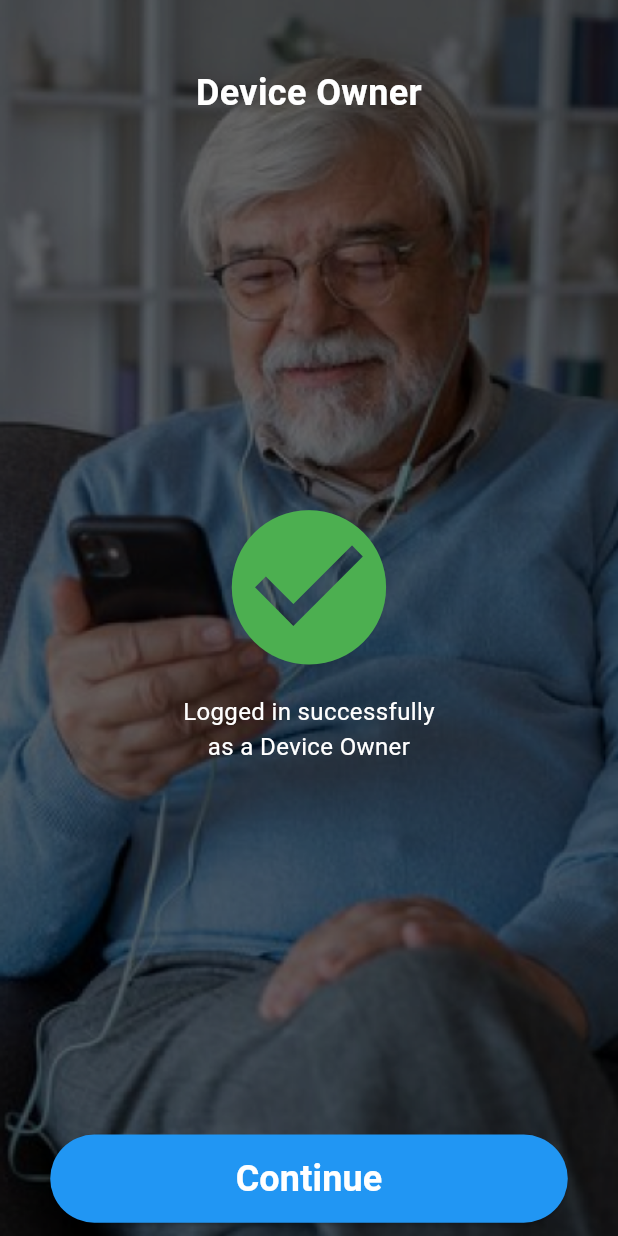
After one commit to sivanesa97/smartband, a Flutter app: the RoleSelectionScreen screen opened directly, on a phone screen of 412 x 824 dp. The commit adds this screen. Run offline on Flutter 3.47's test engine with Material 3 defaults, Android fonts, the phone set to English and light mode, and no system bars; our stand-ins replace audioplayers, cloud_firestore, firebase_auth, firebase_core, firebase_messaging, flutter_blue_plus and 14 more; missing offline and left inert: android_intent_plus, audio_session, flutter_background, flutter_background_service, flutter_background_service_android, flutter_callkit_incoming and 2 more; accounts and stored records are empty; project files that could hold a hidden picture were left out.

Commit message:
changes by bala

```diff
--- a/lib/Screens/AuthScreen/otp_verify.dart
+++ b/lib/Screens/AuthScreen/otp_verify.dart
@@ -10,6 +10,7 @@ import 'package:smartband/Providers/SubscriptionData.dart';
 import 'package:smartband/Screens/AuthScreen/role_screen.dart';
 import 'package:smartband/Screens/AuthScreen/signin.dart';
 import 'package:smartband/Screens/AuthScreen/signup.dart';
+import 'package:smartband/Screens/AuthScreen/success_screen.dart';
 import 'package:smartband/Screens/Dashboard/supervisor_dashboard.dart';
 import 'package:smartband/Screens/HomeScreen/homepage.dart';
 import 'package:smartband/Screens/Models/messaging.dart';
@@ -113,21 +114,33 @@ class _OtpVerificationScreenState extends State<OtpVerificationScreen> {
               .doc(FirebaseAuth.instance.currentUser!.uid)
               .update({'fcmKey': await FirebaseMessaging.instance.getToken()});
           if (ownerStatus == 1) {
+            // Navigator.of(context, rootNavigator: true)
+            //     .pushReplacement(MaterialPageRoute(
+            //         maintainState: true,
+            //         builder: (context) => const HomepageScreen(
+            //               hasDeviceId: true,
+            //             )));
             Navigator.of(context, rootNavigator: true)
                 .pushReplacement(MaterialPageRoute(
                     maintainState: true,
-                    builder: (context) => const HomepageScreen(
-                          hasDeviceId: true,
+                    builder: (context) => RoleSelectionScreen(
+                          role: 'watch wearer',
+                          phNo: '',
                         )));
           } else {
             Provider.of<SubscriptionDataProvider>(context, listen: false)
                 .updateStatus(active: false, deviceName: "", subscribed: false);
-            Navigator.of(context, rootNavigator: true)
-                .pushReplacement(MaterialPageRoute(
+            Navigator.of(context, rootNavigator: true).pushReplacement(
+                MaterialPageRoute(
                     maintainState: true,
-                    builder: (context) => SupervisorDashboard(
-                          phNo: phNo,
-                        )));
+                    builder: (context) =>
+                        RoleSelectionScreen(role: 'supervisor', phNo: phNo)));
+            // Navigator.of(context, rootNavigator: true)
+            //     .pushReplacement(MaterialPageRoute(
+            //         maintainState: true,
+            //         builder: (context) => SupervisorDashboard(
+            //               phNo: phNo,
+            //             )));
           }
         } else {
           // Navigator.of(context).push(MaterialPageRoute(
--- /dev/null
+++ b/lib/Screens/AuthScreen/success_screen.dart
@@ -0,0 +1,110 @@
+import 'package:flutter/material.dart';
+import 'package:smartband/Screens/Dashboard/supervisor_dashboard.dart';
+import 'package:smartband/Screens/HomeScreen/homepage.dart';
+
+class RoleSelectionScreen extends StatelessWidget {
+  final String role;
+  final String phNo;
+
+  RoleSelectionScreen({required this.role, required this.phNo});
+
+  @override
+  Widget build(BuildContext context) {
+    // Get screen dimensions
+    final screenSize = MediaQuery.of(context).size;
+    final screenWidth = screenSize.width;
+    final screenHeight = screenSize.height;
+    final person = role == 'supervisor' ? 'Monitoring Person' : 'Device Owner';
+
+    return Scaffold(
+      body: Stack(
+        children: [
+          // Background image
+          Positioned.fill(
+            child: Image.asset(
+              role == 'supervisor'
+                  ? 'assets/image231.png'
+                  : 'assets/image230.png',
+              fit: BoxFit.cover,
+            ),
+          ),
+          // Content on top of the background image
+          Positioned(
+            top: screenHeight * 0.03,
+            left: 0,
+            right: 0,
+            child: Container(
+              padding: EdgeInsets.symmetric(vertical: 20),
+              child: Text(
+                person,
+                textAlign: TextAlign.center,
+                style: TextStyle(
+                  fontSize: 24,
+                  fontWeight: FontWeight.bold,
+                  color: Colors.white,
+                ),
+              ),
+            ),
+          ),
+          Positioned(
+            top: screenHeight * 0.4, // Adjust position as needed
+            left: 0,
+            right: 0,
+            child: Column(
+              mainAxisSize: MainAxisSize.min,
+              children: [
+                Icon(
+                  Icons.check_circle,
+                  color: Colors.green,
+                  size: screenWidth * 0.3,
+                ),
+                SizedBox(height: 10),
+                Text(
+                  'Logged in successfully\nas a $person',
+                  textAlign: TextAlign.center,
+                  style: TextStyle(fontSize: 16, color: Colors.white),
+                ),
+                SizedBox(height: screenHeight * 0.3),
+                ElevatedButton(
+                  onPressed: () {
+                    // Navigate to the next screen
+                    if (role == 'supervisor') {
+                      Navigator.of(context, rootNavigator: true)
+                          .pushReplacement(MaterialPageRoute(
+                              maintainState: true,
+                              builder: (context) => SupervisorDashboard(
+                                    phNo: phNo,
+                                  )));
+                    } else {
+                      Navigator.of(context, rootNavigator: true)
+                          .pushReplacement(MaterialPageRoute(
+                              maintainState: true,
+                              builder: (context) => const HomepageScreen(
+                                    hasDeviceId: true,
+                                  )));
+                    }
+                  },
+                  child: Text(
+                    'Continue',
+                    textAlign: TextAlign.center,
+                    style: TextStyle(
+                      fontSize: 24,
+                      fontWeight: FontWeight.bold,
+                      color: Colors.white,
+                    ),
+                  ),
+                  style: ElevatedButton.styleFrom(
+                    backgroundColor: Colors.blue,
+                    padding: EdgeInsets.symmetric(
+                        horizontal: screenHeight * 0.15,
+                        vertical: screenWidth * 0.03),
+                  ),
+                ),
+              ],
+            ),
+          ),
+        ],
+      ),
+    );
+  }
+}
--- a/lib/Screens/Dashboard/notConnected.dart
+++ b/lib/Screens/Dashboard/notConnected.dart
@@ -295,11 +295,11 @@ class _NotConnectedPageState extends State<NotConnectedPage> {
                         }
                       }
 
-                      // await _handleSOSClick(true);
-                      setState(() {
-                        addDeviceBtn = true;
-                        scanForDevices(context);
-                      });
+                      await _handleSOSClick(true);
+                      // setState(() {
+                      //   addDeviceBtn = true;
+                      //   scanForDevices(context);
+                      // });
                     },
                     child: Align(
                       alignment: Alignment.center,
--- a/pubspec.yaml
+++ b/pubspec.yaml
@@ -78,3 +78,5 @@ flutter:
     - assets/service_account.json
     - assets/sounds/security_alarm.mp3
     - assets/monitoring_person_background.png
+    - assets/image230.png
+    - assets/image231.png
```
Also changed, not shown: assets/image230.png (added), assets/image231.png (added).
